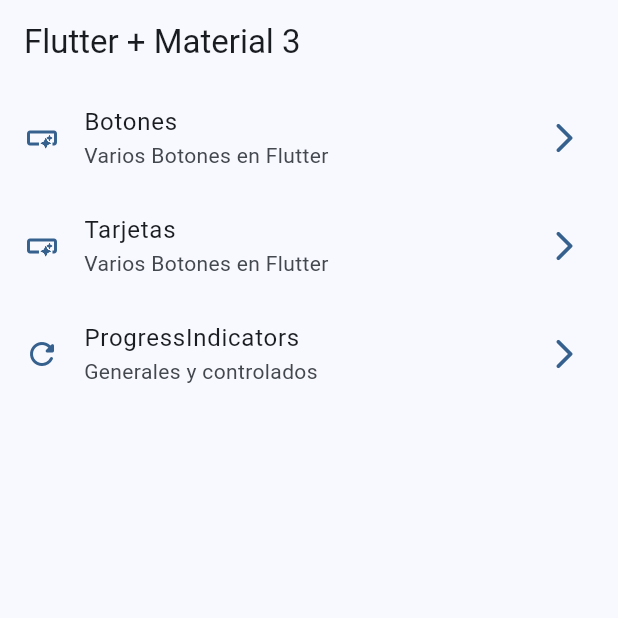
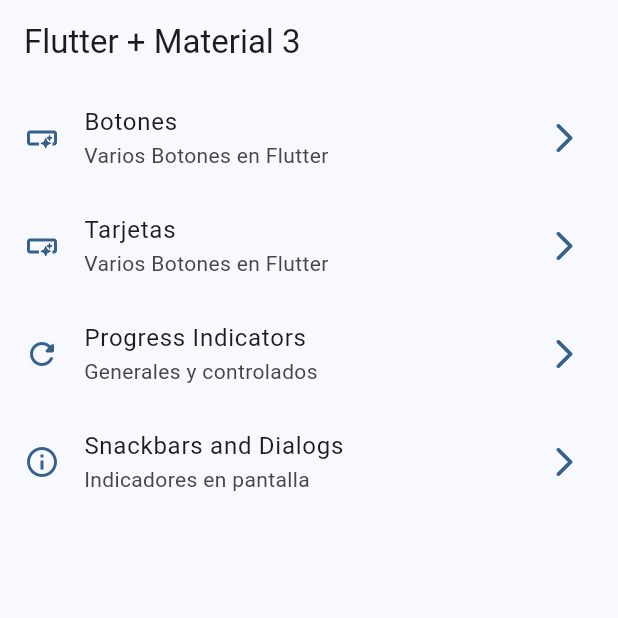
Before and after one commit to Gertobar/flutter-widgets-app, a Flutter app: the screen it shows after launch, on a phone screen of 412 x 824 dp, the top half of it. Run offline on Flutter 3.47's test engine with Material 3 defaults, Android fonts, the phone set to English and light mode, and no system bars; our stand-ins replace go_router.

Commit message:
snackbars dialogs terminado

```diff
--- a/lib/config/menu/menu_items.dart
+++ b/lib/config/menu/menu_items.dart
@@ -30,9 +30,16 @@ const appMenuItem = <MenuItem>[
   ),
 
   MenuItem(
-    title: 'ProgressIndicators',
+    title: 'Progress Indicators',
     subTitle: 'Generales y controlados',
     link: '/progress',
     icon: Icons.refresh_rounded,
   ),
+
+    MenuItem(
+    title: 'Snackbars and Dialogs',
+    subTitle: 'Indicadores en pantalla',
+    link: '/snackbars',
+    icon: Icons.info_outline,
+  ),
 ];
--- a/lib/config/router/app_roouter.dart
+++ b/lib/config/router/app_roouter.dart
@@ -1,8 +1,9 @@
 import 'package:go_router/go_router.dart';
 import 'package:widgests_app/features/presentation/screens/buttons/buttons_screen.dart';
 import 'package:widgests_app/features/presentation/screens/cards/cards_screen.dart';
-import 'package:widgests_app/features/presentation/screens/home/home_screen.dart' show HomeScreen;
+import 'package:widgests_app/features/presentation/screens/home/home_screen.dart'show HomeScreen;
 import 'package:widgests_app/features/presentation/screens/progress/progress_screen.dart';
+import 'package:widgests_app/features/presentation/screens/screens.dart';
 
 // GoRouter configuration
 final appRouter = GoRouter(
@@ -26,10 +27,16 @@ final appRouter = GoRouter(
       builder: (context, state) => CardsScreen(),
     ),
 
-        GoRoute(
+    GoRoute(
       path: '/progress',
       name: ProgressScreen.name,
       builder: (context, state) => ProgressScreen(),
     ),
+
+        GoRoute(
+      path: '/snackbars',
+      name: SnackbaarScreen.name,
+      builder: (context, state) => SnackbaarScreen(),
+    ),
   ],
 );
--- a/lib/main.dart
+++ b/lib/main.dart
@@ -12,6 +12,7 @@ class MainApp extends StatelessWidget {
   @override
   Widget build(BuildContext context) {
     return MaterialApp.router(
+      title: 'Flutter Widgets',
       routerConfig: appRouter,
       debugShowCheckedModeBanner: false,
       theme: AppTheme(selectedColor: 0).getTheme(),
```
Also changed, not shown: lib/features/presentation/screens/snackbar/snackbaar_screen.dart (+60 -2 lines).
